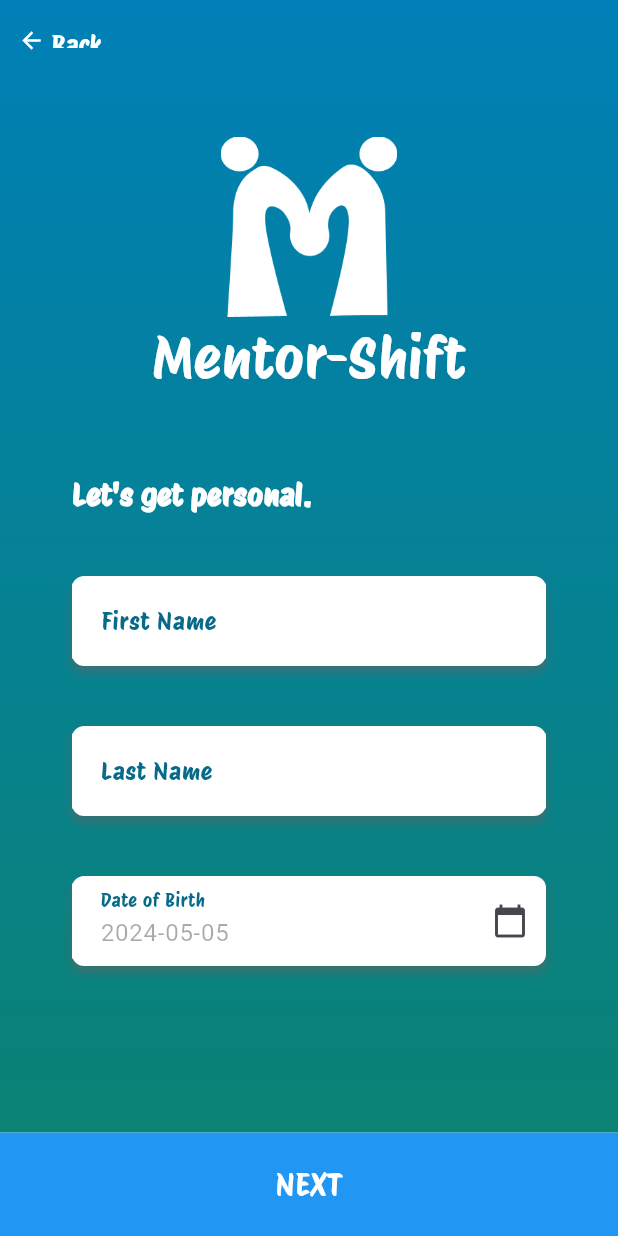
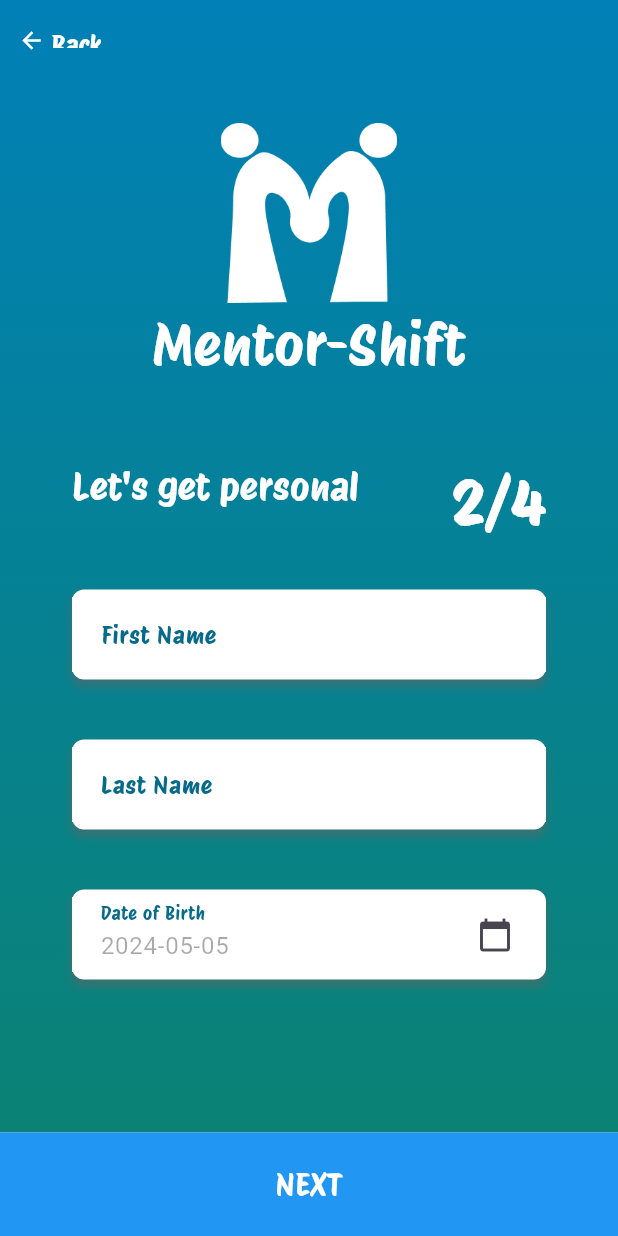
Before and after one commit to jaderaposa/mentor_shift, a Flutter app: the Register screen opened by its route, after a tap on "NEXT", on a phone screen of 412 x 824 dp. Run offline on Flutter 3.47's test engine with Material 3 defaults, Android fonts, the phone set to English and light mode, and no system bars.

Commit message:
Refactor registration pages and update UI components
Improve the registration process by refactoring the registration pages and updating the UI components. This includes adding Register1, Register2, and Register3 pages for mentors and mentees, as well as making UI enhancements such as adjusting font sizes and colors. This commit also includes updates to the main.dart file and bottomnav.dart file to support the new pages and navigation changes.

Fixes #123

inayos ko su register tas register1

```diff
--- a/lib/main.dart
+++ b/lib/main.dart
@@ -10,7 +10,7 @@ import 'package:mentor_shift/pages/mentorships_screen.dart';
 import 'package:mentor_shift/pages/messaging.dart';
 import 'package:mentor_shift/pages/view_mentor.dart';
 
-void main() => runApp(MaterialApp(initialRoute: '/register3', routes: {
+void main() => runApp(MaterialApp(initialRoute: '/register1', routes: {
       // '/': (context) => Loading(),
       '/login': (context) => const Login(),
       '/register': (context) => const Register(),
--- a/lib/pages/register.dart
+++ b/lib/pages/register.dart
@@ -71,12 +71,42 @@ class RegisterState extends State<Register> {
                             child: Column(
                               children: <Widget>[
                                 const Row(
+                                  mainAxisAlignment:
+                                      MainAxisAlignment.spaceBetween,
+                                  crossAxisAlignment:
+                                      CrossAxisAlignment.start, // Add this line
                                   children: [
+                                    Column(
+                                      crossAxisAlignment:
+                                          CrossAxisAlignment.start,
+                                      children: [
+                                        Text(
+                                          'Welcome to Mentor-Shift!',
+                                          style: TextStyle(
+                                            fontSize:
+                                                25, // Adjust the font size as needed
+                                            color: Colors.white,
+                                            fontFamily:
+                                                'ProtestRiot', // Set the text color
+                                          ),
+                                        ),
+                                        Text(
+                                          'First, let\'s create an account',
+                                          style: TextStyle(
+                                            fontSize:
+                                                25, // Adjust the font size as needed
+                                            color: Colors.white,
+                                            fontFamily:
+                                                'ProtestRiot', // Set the text color
+                                          ),
+                                        ),
+                                      ],
+                                    ),
                                     Text(
-                                      'Welcome to Mentor-Shift!\nFirst, let\'s create an account.',
+                                      '1/4',
                                       style: TextStyle(
                                         fontSize:
-                                            20, // Adjust the font size as needed
+                                            40, // Adjust the font size as needed
                                         fontWeight: FontWeight
                                             .bold, // Make the text bold
                                         color: Colors.white,
--- a/lib/pages/register1.dart
+++ b/lib/pages/register1.dart
@@ -77,12 +77,25 @@ class Register1State extends State<Register1> {
                         child: Column(
                           children: <Widget>[
                             const Row(
+                              mainAxisAlignment: MainAxisAlignment.spaceBetween,
+                              crossAxisAlignment:
+                                  CrossAxisAlignment.start, // Add this line
                               children: [
                                 Text(
-                                  'Let\'s get personal.',
+                                  'Let\'s get personal',
                                   style: TextStyle(
                                     fontSize:
-                                        20, // Adjust the font size as needed
+                                        25, // Adjust the font size as needed
+                                    color: Colors.white,
+                                    fontFamily:
+                                        'ProtestRiot', // Set the text color
+                                  ),
+                                ),
+                                Text(
+                                  '2/4',
+                                  style: TextStyle(
+                                    fontSize:
+                                        40, // Adjust the font size as needed
                                     fontWeight:
                                         FontWeight.bold, // Make the text bold
                                     color: Colors.white,
@@ -92,7 +105,7 @@ class Register1State extends State<Register1> {
                                 ),
                               ],
                             ),
-                            const SizedBox(height: 20),
+                            const SizedBox(height: 10),
                             // First Name input
                             PaddedContainer(
                               child: Container(
@@ -195,9 +208,12 @@ class Register1State extends State<Register1> {
                                         enabled: false,
                                       ),
                                     ),
-                                    IconButton(
-                                      icon: const Icon(Icons.calendar_today),
-                                      onPressed: () => _selectDate(context),
+                                    Padding(
+                                      padding: const EdgeInsets.only(right: 10),
+                                      child: IconButton(
+                                        icon: const Icon(Icons.calendar_today),
+                                        onPressed: () => _selectDate(context),
+                                      ),
                                     ),
                                   ],
                                 ),
```
